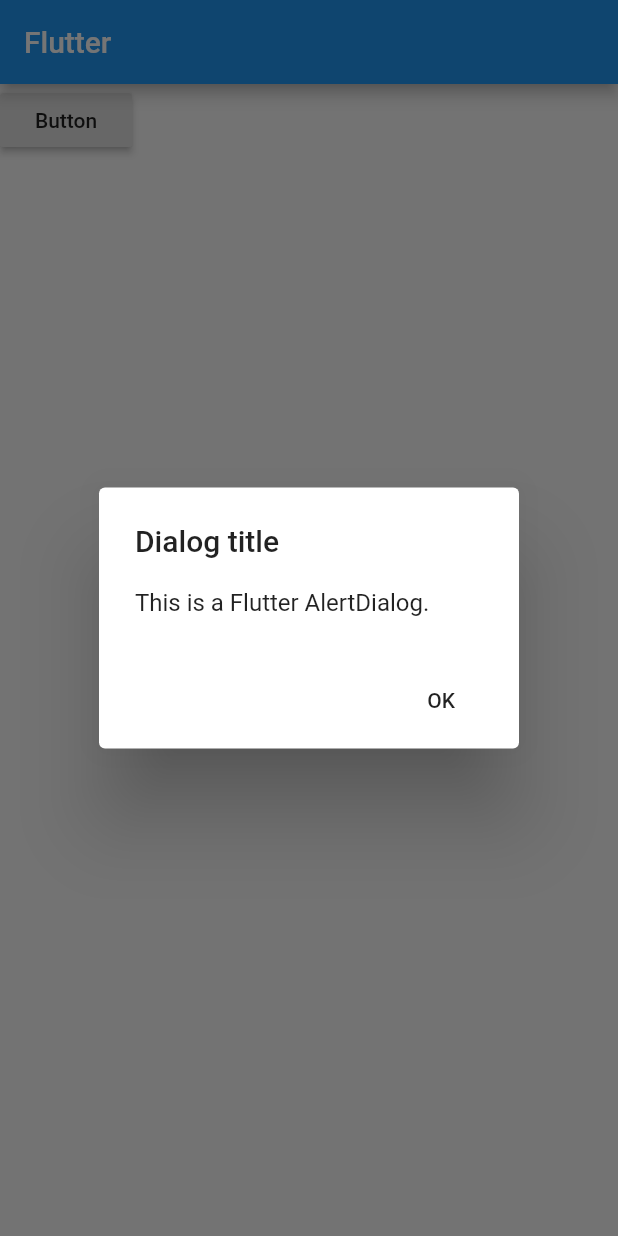
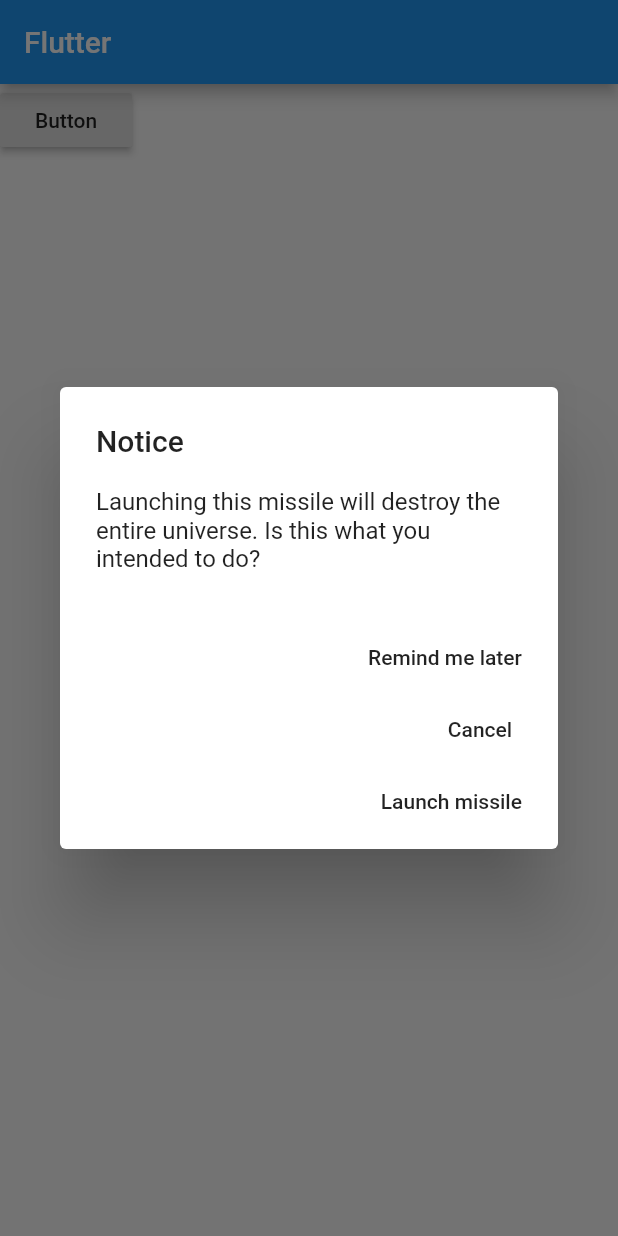
Before and after one commit to camposFabio/flutter_widgets, a Flutter app: the screen it shows after launch, after a tap on "Button", on a phone screen of 412 x 824 dp. Run offline on Flutter 3.47's test engine with Material 2 defaults, Android fonts, the phone set to English and light mode, and no system bars.

Commit message:
three buttons

```diff
--- a/lib/main.dart
+++ b/lib/main.dart
@@ -32,30 +32,40 @@ class _MyWidgetState extends State<MyWidget> {
     return RaisedButton(
       child: Text('Button'),
       onPressed: () {
-        _showAlertDialog();
+        _showAlertDialog(context);
       },
     );
   }
 
-  void _showAlertDialog() {
-    // set up the button
-    Widget okButton = FlatButton(
-      child: Text("OK"),
+  void _showAlertDialog(BuildContext context) {
+    // set up the buttons
+    Widget remindButton = FlatButton(
+      child: Text("Remind me later"),
+      onPressed: () {},
+    );
+
+    Widget cancelButton = FlatButton(
+      child: Text("Cancel"),
+      onPressed: () {},
+    );
+
+    Widget launchButton = FlatButton(
+      child: Text("Launch missile"),
       onPressed: () {
-        // This closes the dialog. `context` means the BuildContext, which is
-        // available by default inside of a State object. If you are working
-        // with an AlertDialog in a StatelessWidget, then you would need to
-        // pass a reference to the BuildContext.
-        Navigator.pop(context);
+        //onPressed: null, (Disable)
+        Navigator.of(context).pop(); // dismiss dialog
+        //launchMissile();
       },
     );
-
     // set up the AlertDialog
     AlertDialog alert = AlertDialog(
-      title: Text("Dialog title"),
-      content: Text("This is a Flutter AlertDialog."),
+      title: Text("Notice"),
+      content: Text(
+          "Launching this missile will destroy the entire universe. Is this what you intended to do?"),
       actions: [
-        okButton,
+        remindButton,
+        cancelButton,
+        launchButton,
       ],
     );
 
```
